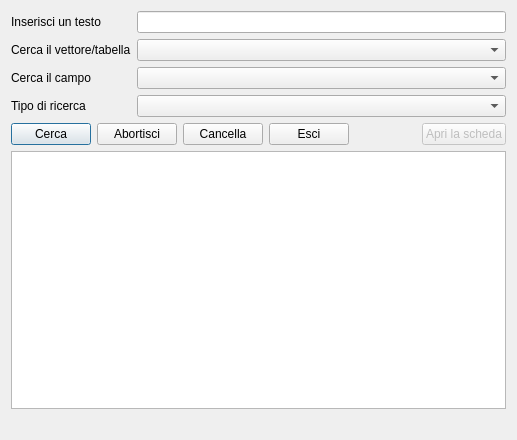
The window that searchlayers.ui (pyarchinit/pyarchinit) describes before a commit, drawn with Qt 5.
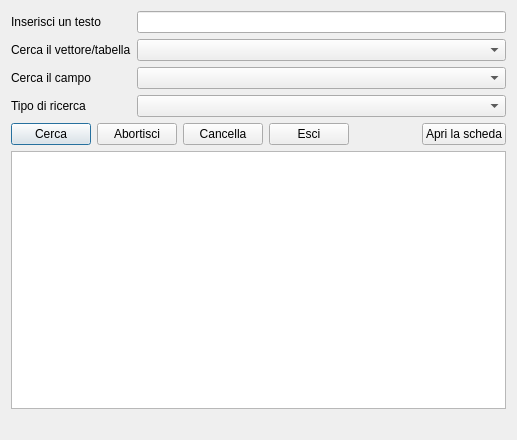
The same window after the commit.

```diff
--- a/searchlayers.ui
+++ b/searchlayers.ui
@@ -115,7 +115,7 @@
      <item>
       <widget class="QPushButton" name="pushButton">
        <property name="enabled">
-        <bool>false</bool>
+        <bool>true</bool>
        </property>
        <property name="text">
         <string>Apri la scheda</string>
```
Left out of the diff: 2 changed lines with no effect on the pictures.
